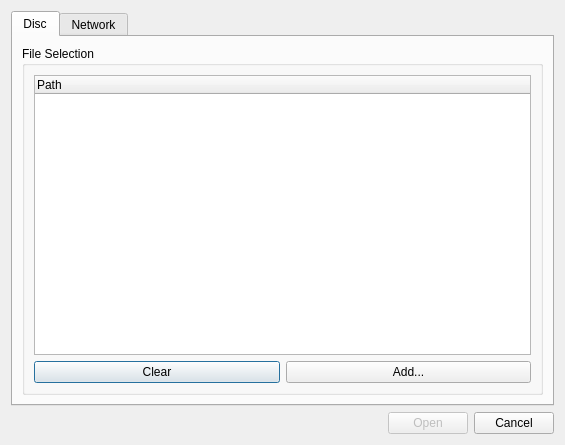
Above: opendialog.ui from labyrinthofdreams/screenpicker before the change. Below: the same form after it.
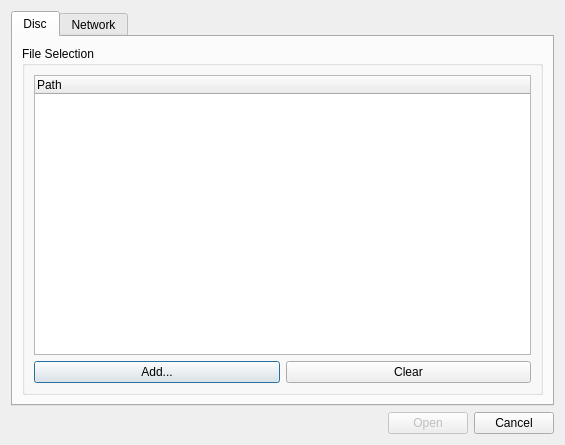
That is the form after the change.

Commit message: Change: Order of add and clear buttons

```diff
--- a/opendialog.ui
+++ b/opendialog.ui
@@ -45,16 +45,16 @@
           <item>
            <layout class="QHBoxLayout" name="horizontalLayout_3">
             <item>
-             <widget class="QPushButton" name="clearButton">
+             <widget class="QPushButton" name="browseFiles">
               <property name="text">
-               <string>Clear</string>
+               <string>Add...</string>
               </property>
              </widget>
             </item>
             <item>
-             <widget class="QPushButton" name="browseFiles">
+             <widget class="QPushButton" name="clearButton">
               <property name="text">
-               <string>Add...</string>
+               <string>Clear</string>
               </property>
              </widget>
             </item>
```
